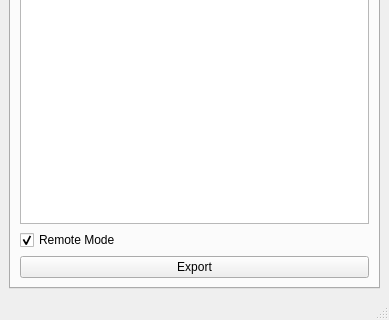
kamoo1/Kamoo-s-TSM-App, file ah/ui/main_view.ui: the form before one commit; both pictures show x 0 to 389 and y 155 to 475 of the 389 by 475 pixel window.
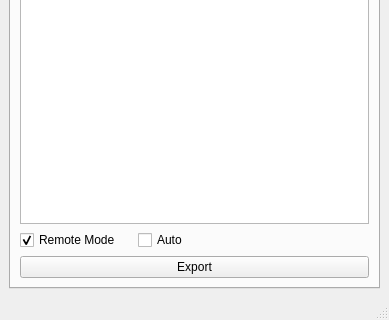
The form after the commit.

Commit message: feat(ui): add auto export

The edit to the form file:
```diff
--- a/ah/ui/main_view.ui
+++ b/ah/ui/main_view.ui
@@ -105,6 +105,16 @@
             </property>
            </widget>
           </item>
+          <item>
+           <widget class="QCheckBox" name="checkBox_exporter_auto">
+            <property name="toolTip">
+             <string>Automatically export when DB files related to selection were updated</string>
+            </property>
+            <property name="text">
+             <string>Auto</string>
+            </property>
+           </widget>
+          </item>
           <item alignment="Qt::AlignRight">
            <widget class="QLabel" name="label_exporter_time">
             <property name="text">
```
Left out of the diff: 2 changed lines with no effect on the pictures. The commit also changes 7 other files.
